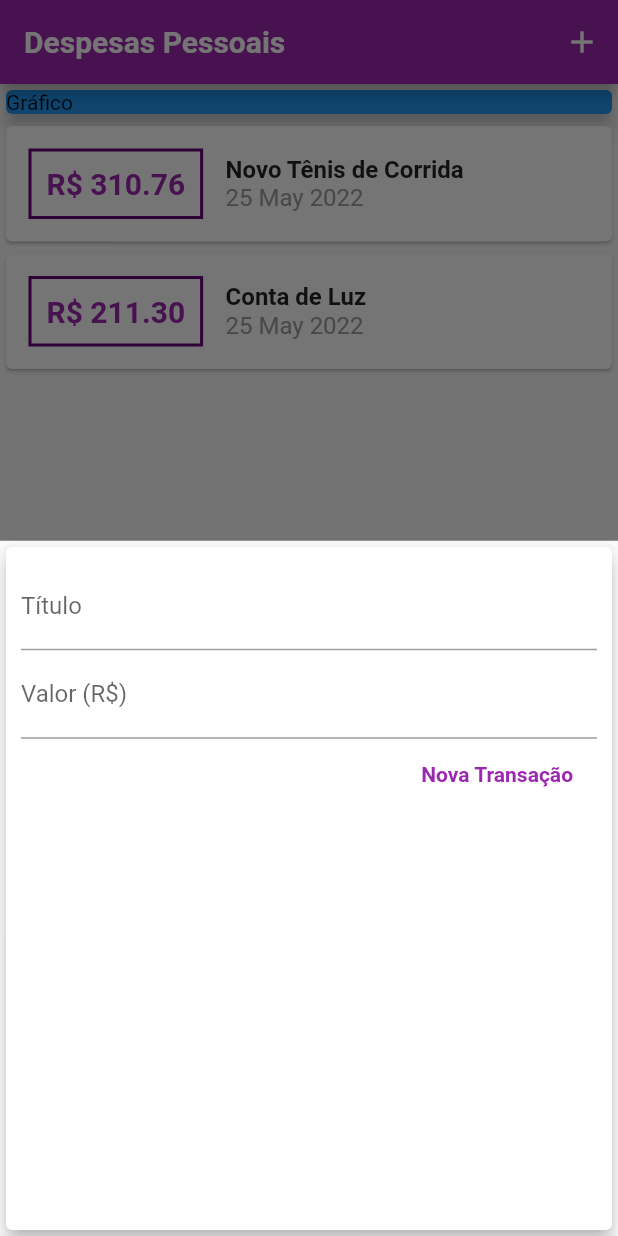
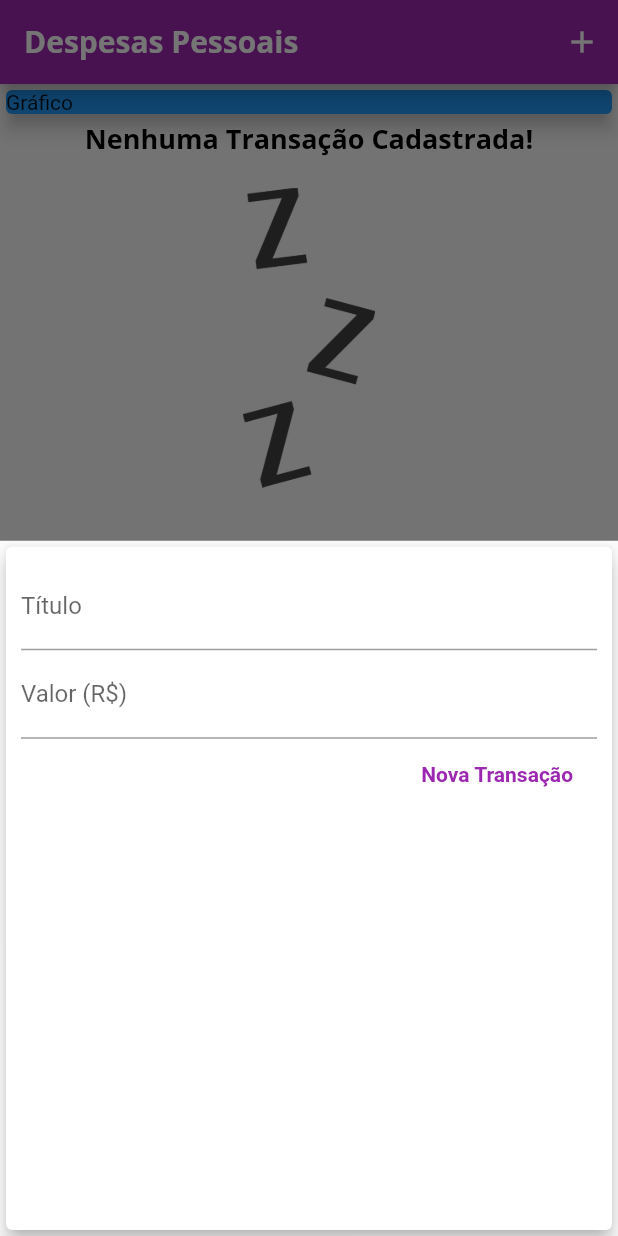
Before and after one commit to colombolucas/expensesApp, a Flutter app: the screen it shows after launch, after a tap on the "add" icon, on a phone screen of 412 x 824 dp. Run offline on Flutter 3.47's test engine with Material 2 defaults, Android fonts, the phone set to English and light mode, and no system bars.

```diff
--- a/lib/components/transaction_form.dart
+++ b/lib/components/transaction_form.dart
@@ -1,13 +1,19 @@
 import 'package:flutter/material.dart';
 import 'transaction_list.dart';
 
-class TransactionForm extends StatelessWidget {
-  final titleController = TextEditingController();
-  final valueController = TextEditingController();
-
+class TransactionForm extends StatefulWidget {
   final void Function(String, double) onSubmit;
 
   TransactionForm(this.onSubmit);
+
+  @override
+  State<TransactionForm> createState() => _TransactionFormState();
+}
+
+class _TransactionFormState extends State<TransactionForm> {
+  final titleController = TextEditingController();
+
+  final valueController = TextEditingController();
 
   _submitForm() {
     final title = titleController.text;
@@ -16,7 +22,7 @@ class TransactionForm extends StatelessWidget {
     if (title.isEmpty || value <= 0 || value.isNaN) {
       return;
     }
-    onSubmit(title, value);
+    widget.onSubmit(title, value);
   }
 
   @override
--- a/lib/components/transaction_list.dart
+++ b/lib/components/transaction_list.dart
@@ -11,7 +11,26 @@ class TransactionList extends StatelessWidget {
   Widget build(BuildContext context) {
     return Container(
       height: 300,
-      child: ListView.builder(
+      child: transactions.isEmpty
+          ? Column(
+              children: [
+                Text(
+                  "Nenhuma Transação Cadastrada!",
+                  style: Theme.of(context).textTheme.titleLarge,
+                ),
+                SizedBox(
+                  height: 20,
+                ),
+                Container(
+                  height: 200,
+                  child: Image.asset(
+                    'lib/assets/images/waiting.png',
+                    fit: BoxFit.cover,
+                  ),
+                )
+              ],
+            )
+          : ListView.builder(
               itemCount: transactions.length,
               itemBuilder: (ctx, index) {
                 final tr = transactions[index];
@@ -19,10 +38,11 @@ class TransactionList extends StatelessWidget {
                   child: Row(
                     children: [
                       Container(
-                  margin: EdgeInsets.symmetric(horizontal: 15, vertical: 15),
+                        margin:
+                            EdgeInsets.symmetric(horizontal: 15, vertical: 15),
                         decoration: BoxDecoration(
                             border: Border.all(
-                    color: Color.fromARGB(255, 100, 4, 117),
+                          color: Theme.of(context).colorScheme.primary,
                           width: 2,
                         )),
                         padding: EdgeInsets.all(10),
@@ -31,7 +51,8 @@ class TransactionList extends StatelessWidget {
                           style: TextStyle(
                             fontWeight: FontWeight.bold,
                             fontSize: 20,
-                      color: Colors.purple,
+                            fontFamily: 'OpenSans',
+                            color: Theme.of(context).colorScheme.primary,
                           ),
                         ),
                       ),
@@ -40,13 +61,14 @@ class TransactionList extends StatelessWidget {
                         children: [
                           Text(
                             tr.title,
-                      style:
-                          TextStyle(fontSize: 16, fontWeight: FontWeight.bold),
+                            style: TextStyle(
+                                fontSize: 16, fontWeight: FontWeight.bold),
                           ),
                           Text(
                             DateFormat('d MMM y').format(tr.date),
                             style: TextStyle(
                               fontSize: 16,
+                              fontFamily: 'OpenSans',
                               color: Colors.grey,
                             ),
                           ),
--- a/lib/main.dart
+++ b/lib/main.dart
@@ -12,11 +12,12 @@ class ExpensesApp extends StatelessWidget {
     final ThemeData tema = ThemeData();
 
     return MaterialApp(
+      debugShowCheckedModeBanner: false,
       home: MyHomePage(),
       theme: tema.copyWith(
         colorScheme: tema.colorScheme.copyWith(
           primary: Colors.purple,
-          secondary: Colors.amber,
+          secondary: Colors.purple,
         ),
         textTheme: tema.textTheme.copyWith(
           headline6: TextStyle(
@@ -44,19 +45,19 @@ class MyHomePage extends StatefulWidget {
 }
 
 class _MyHomePageState extends State<MyHomePage> {
-  final _transactions = [
-    Transaction(
-      id: 't1',
-      title: 'Novo Tênis de Corrida',
-      value: 310.76,
-      date: DateTime.now(),
-    ),
-    Transaction(
-      id: 't2',
-      title: 'Conta de Luz',
-      value: 211.30,
-      date: DateTime.now(),
-    ),
+  final List<Transaction> _transactions = [
+    // Transaction(
+    //   id: 't1',
+    //   title: 'Novo Tênis de Corrida',
+    //   value: 310.76,
+    //   date: DateTime.now(),
+    // ),
+    // Transaction(
+    //   id: 't2',
+    //   title: 'Conta de Luz',
+    //   value: 211.30,
+    //   date: DateTime.now(),
+    // ),
   ];
 
   _addTransaction(String title, double value) {
@@ -87,10 +88,13 @@ class _MyHomePageState extends State<MyHomePage> {
   Widget build(BuildContext context) {
     return Scaffold(
       appBar: AppBar(
-        title: Text('Despesas Pessoais'),
+        title: Text(
+          'Despesas Pessoais',
+          style: TextStyle(color: Colors.white),
+        ),
         actions: <Widget>[
           IconButton(
-            icon: Icon(Icons.add),
+            icon: Icon(Icons.add, color: Colors.white),
             onPressed: () => _openTransactionFormModal(context),
           ),
         ],
```
Also changed, not shown: lib/components/transaction_user.dart (added, +51 -0 lines), pubspec.yaml (+14 -8 lines), lib/assets/fonts/OpenSans-Bold.ttf (added), lib/assets/fonts/OpenSans-Regular.ttf (added), lib/assets/fonts/Quicksand-Bold.ttf (added), lib/assets/fonts/Quicksand-Light.ttf (added), lib/assets/fonts/Quicksand-Medium.ttf (added), lib/assets/fonts/Quicksand-Regular.ttf (added), lib/assets/images/waiting.png (added). Lines whose indentation alone changed are shown as unchanged.
